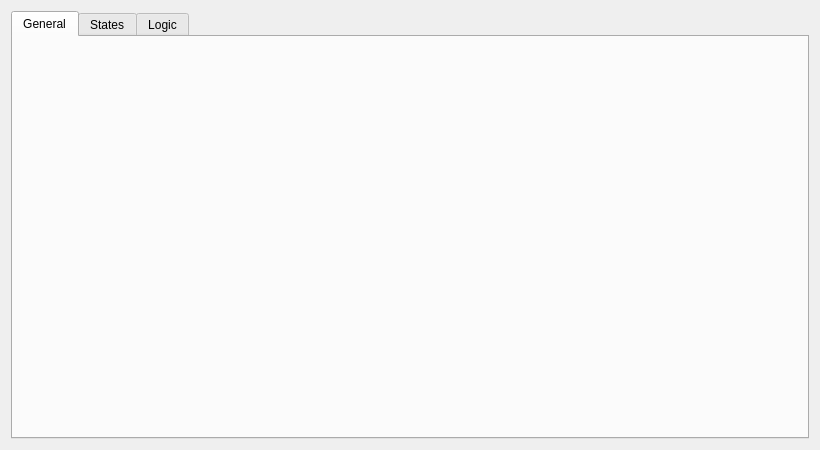
Qt form ConfigWindow/configwindow.ui (Skwara/CA_Suite) before a commit.
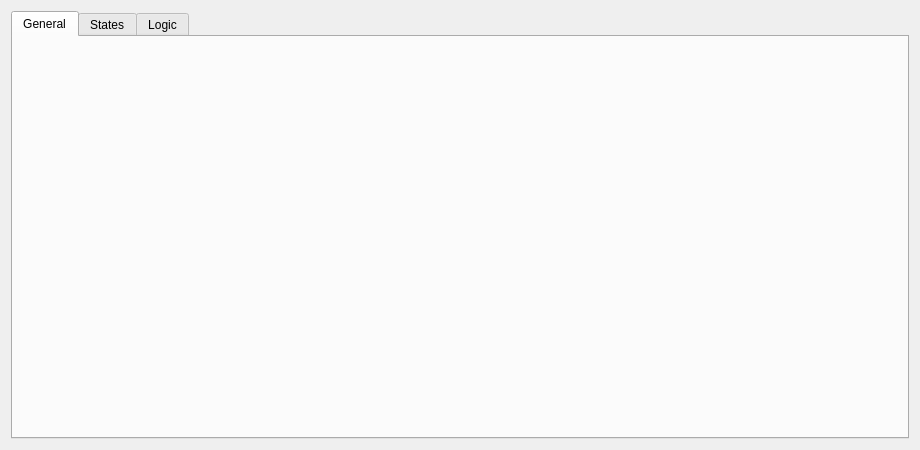
The same form after that commit.

```diff
--- a/ConfigWindow/configwindow.ui
+++ b/ConfigWindow/configwindow.ui
@@ -6,7 +6,7 @@
    <rect>
     <x>0</x>
     <y>0</y>
-    <width>820</width>
+    <width>920</width>
     <height>450</height>
    </rect>
   </property>
```
